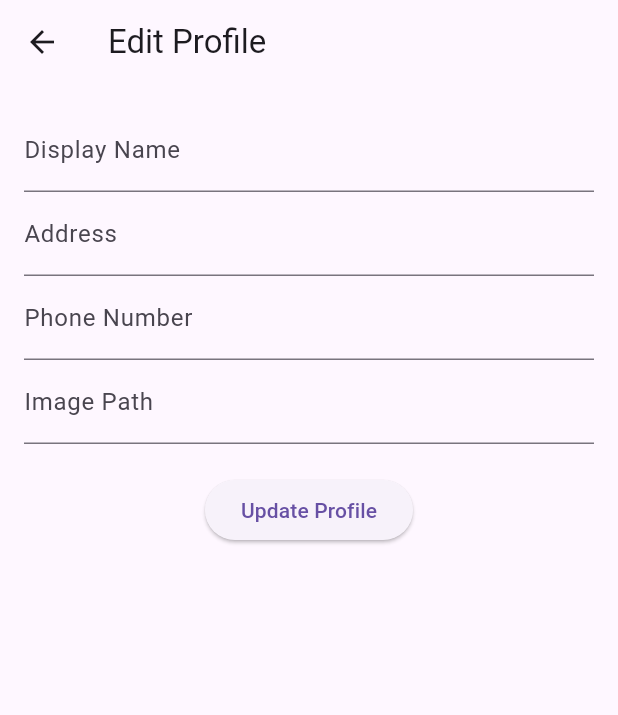
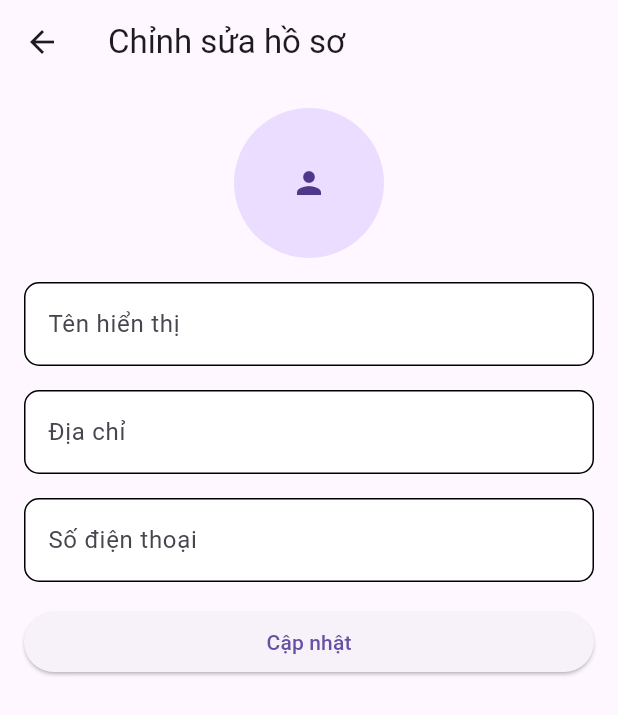
Before and after one commit to DoTung0105/doantotnghiep, a Flutter app: the EditProfilePage screen opened directly with empty values, on a phone screen of 412 x 824 dp. Shown: the top 715 px of the screen. Run offline on Flutter 3.47's test engine with Material 3 defaults, Android fonts, the light colour scheme and no system bars; our stand-ins replace carousel_slider, cloud_firestore, firebase_auth, firebase_core, firebase_storage, fl_chart and 10 more; accounts and stored records are empty.

Commit message:
9/7 sua profile cho no logic

```diff
--- a/fashionhub/lib/view/edit_profile_page.dart
+++ b/fashionhub/lib/view/edit_profile_page.dart
@@ -4,6 +4,8 @@ import 'package:cloud_firestore/cloud_firestore.dart';
 import 'package:fashionhub/model/user_model.dart';
 import 'package:firebase_storage/firebase_storage.dart';
 import 'package:flutter/material.dart';
+import 'package:flutter/services.dart';
+import 'package:image_picker/image_picker.dart';
 
 class EditProfilePage extends StatefulWidget {
   final UserModel? currentUser;
@@ -84,24 +86,40 @@ class _EditProfilePageState extends State<EditProfilePage> {
           }
         });
 
-        Navigator.pop(context); // Quay lại trang trước đó
+        Navigator.pop(context);
       } catch (e) {
         print('Error updating profile: $e');
+        // Handle error as needed
       }
     }
   }
 
-  Future<String> uploadImage(File file) async {
+  Future<String> uploadImage(File image) async {
     try {
-      Reference storageReference = FirebaseStorage.instance
+      // Create a reference to the storage
+      Reference storageRef = FirebaseStorage.instance
           .ref()
-          .child('profile_images/${file.uri.pathSegments.last}');
-      UploadTask uploadTask = storageReference.putFile(file);
-      TaskSnapshot taskSnapshot = await uploadTask.whenComplete(() {});
-      return await taskSnapshot.ref.getDownloadURL();
+          .child('avatars/${widget.currentUser?.uid}.jpg');
+      // Upload the file
+      await storageRef.putFile(image);
+      // Return the URL of the uploaded file
+      return await storageRef.getDownloadURL();
     } catch (e) {
       print('Error uploading image: $e');
-      return '';
+      throw e;
+    }
+  }
+
+  Future<void> _pickImage() async {
+    final picker = ImagePicker();
+    final pickedFile = await picker.pickImage(source: ImageSource.camera);
+
+    if (pickedFile != null) {
+      setState(() {
+        _imagePathController.text = pickedFile.path;
+      });
+    } else {
+      print('No image selected.');
     }
   }
 
@@ -109,58 +127,110 @@ class _EditProfilePageState extends State<EditProfilePage> {
   Widget build(BuildContext context) {
     return Scaffold(
       appBar: AppBar(
-        title: Text('Edit Profile'),
+        title: Text('Chỉnh sửa hồ sơ'),
       ),
       body: Padding(
         padding: const EdgeInsets.all(16.0),
         child: Form(
           key: _formKey,
-          child: Column(
-            children: [
+          child: ListView(
+            children: <Widget>[
+              GestureDetector(
+                onTap: _pickImage,
+                child: Center(
+                  child: _imagePathController.text.isNotEmpty
+                      ? CircleAvatar(
+                          radius: 50,
+                          backgroundImage:
+                              _imagePathController.text.startsWith('http')
+                                  ? NetworkImage(_imagePathController.text)
+                                  : FileImage(File(_imagePathController.text))
+                                      as ImageProvider,
+                        )
+                      : CircleAvatar(
+                          radius: 50,
+                          child: Icon(Icons.person),
+                        ),
+                ),
+              ),
+              SizedBox(height: 16),
               TextFormField(
                 controller: _displayNameController,
-                decoration: InputDecoration(labelText: 'Display Name'),
+                decoration: InputDecoration(
+                  labelText: 'Tên hiển thị',
+                  filled: true,
+                  fillColor: Colors.white,
+                  border: OutlineInputBorder(
+                    borderSide: BorderSide(color: Colors.black),
+                    borderRadius: BorderRadius.circular(10),
+                  ),
+                  enabledBorder: OutlineInputBorder(
+                    borderSide: BorderSide(color: Colors.black),
+                    borderRadius: BorderRadius.circular(10),
+                  ),
+                ),
                 validator: (value) {
-                  if (value?.isEmpty ?? true) {
-                    return 'Please enter your display name';
+                  if (value == null || value.isEmpty) {
+                    return 'Vui lòng nhập tên hiển thị';
+                  } else if (value.split(' ').length > 5) {
+                    return 'Tên hiển thị không được vượt quá 5 từ';
                   }
                   return null;
                 },
               ),
+              SizedBox(height: 16),
               TextFormField(
                 controller: _addressController,
-                decoration: InputDecoration(labelText: 'Address'),
+                decoration: InputDecoration(
+                  labelText: 'Địa chỉ',
+                  filled: true,
+                  fillColor: Colors.white,
+                  border: OutlineInputBorder(
+                    borderSide: BorderSide(color: Colors.black),
+                    borderRadius: BorderRadius.circular(10),
+                  ),
+                  enabledBorder: OutlineInputBorder(
+                    borderSide: BorderSide(color: Colors.black),
+                    borderRadius: BorderRadius.circular(10),
+                  ),
+                ),
                 validator: (value) {
-                  if (value?.isEmpty ?? true) {
-                    return 'Please enter your address';
+                  if (value == null || value.isEmpty) {
+                    return 'Vui lòng nhập địa chỉ';
                   }
                   return null;
                 },
               ),
+              SizedBox(height: 16),
               TextFormField(
                 controller: _phoneController,
-                decoration: InputDecoration(labelText: 'Phone Number'),
+                decoration: InputDecoration(
+                  labelText: 'Số điện thoại',
+                  filled: true,
+                  fillColor: Colors.white,
+                  border: OutlineInputBorder(
+                    borderSide: BorderSide(color: Colors.black),
+                    borderRadius: BorderRadius.circular(10),
+                  ),
+                  enabledBorder: OutlineInputBorder(
+                    borderSide: BorderSide(color: Colors.black),
+                    borderRadius: BorderRadius.circular(10),
+                  ),
+                ),
+                inputFormatters: [FilteringTextInputFormatter.digitsOnly],
                 validator: (value) {
-                  if (value?.isEmpty ?? true) {
-                    return 'Please enter your phone number';
+                  if (value == null || value.isEmpty) {
+                    return 'Vui lòng nhập số điện thoại';
+                  } else if (!RegExp(r'^0\d{9}$').hasMatch(value)) {
+                    return 'Số điện thoại phải bắt đầu bằng 0 và có đủ 10 chữ số';
                   }
                   return null;
                 },
               ),
-              TextFormField(
-                controller: _imagePathController,
-                decoration: InputDecoration(labelText: 'Image Path'),
-                validator: (value) {
-                  if (value?.isEmpty ?? true) {
-                    return 'Please enter image path';
-                  }
-                  return null;
-                },
-              ),
-              SizedBox(height: 20),
+              SizedBox(height: 16),
               ElevatedButton(
                 onPressed: _updateProfile,
-                child: Text('Update Profile'),
+                child: Text('Cập nhật'),
               ),
             ],
           ),
```
Also changed, not shown: fashionhub/lib/view/user_profile_screen.dart (+2 -20 lines).
